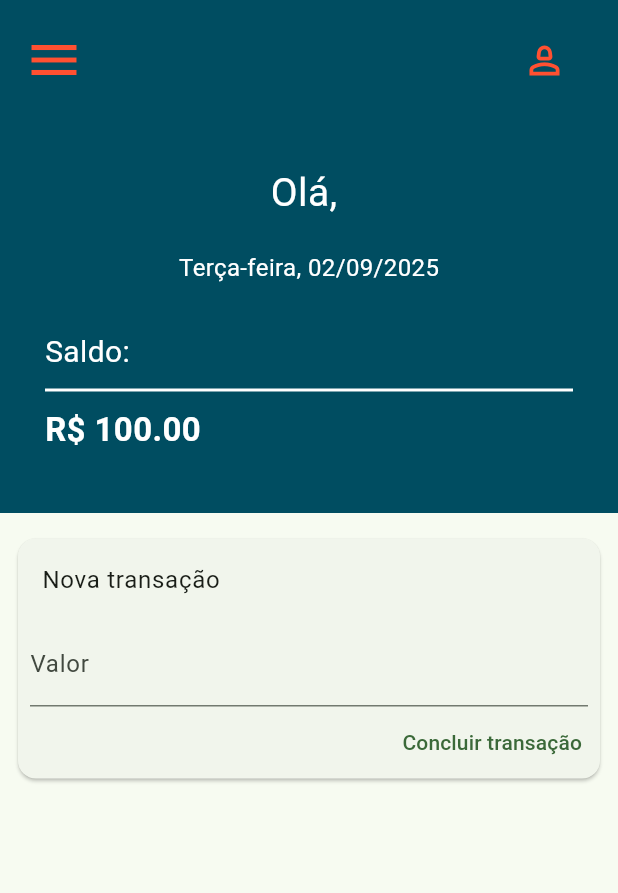
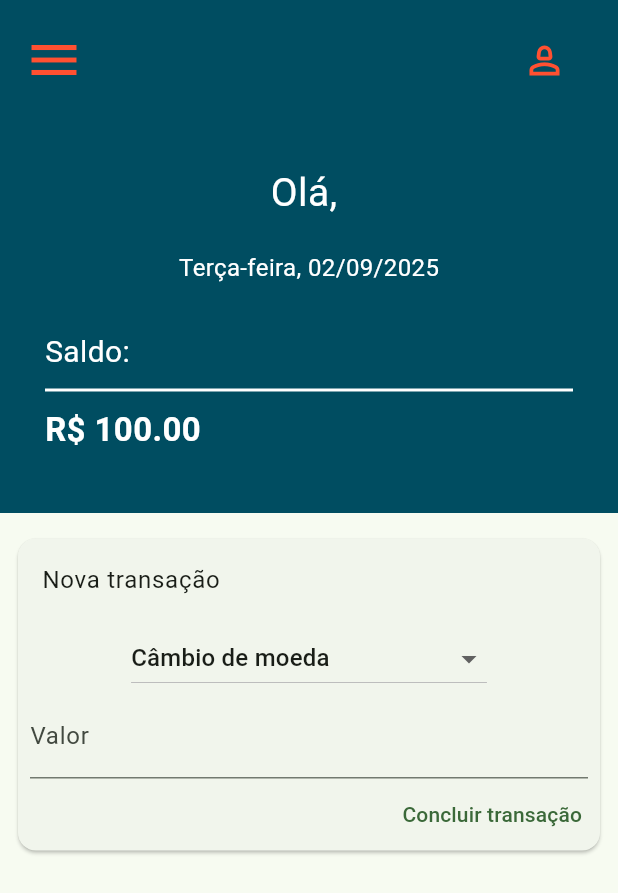
Before and after one commit to coelhoadler/pos-fiap-FRNT-TC-financeiro-mobile, a Flutter app: the DashboardScreen screen opened by its route, on a phone screen of 412 x 824 dp. Shown: the top 893 px of the screen. Run offline on Flutter 3.47's test engine with Material 3 defaults, Android fonts, the phone set to English and light mode, and no system bars; our stand-ins replace firebase_auth, firebase_core, firebase_storage, flutter_multi_formatter, image_picker; accounts and stored records are empty.

Commit message:
feat: add dropdown for transaction type selection in NewTransferScreen

```diff
--- a/lib/components/screens/dashboard/new_transfer/new_transfer.dart
+++ b/lib/components/screens/dashboard/new_transfer/new_transfer.dart
@@ -10,6 +10,7 @@ class NewTransferScreen extends StatefulWidget {
 
 class _NewTransferScreenState extends State<NewTransferScreen> {
   final TextEditingController _valueController = TextEditingController();
+  String selectedValue = 'Câmbio de moeda';
 
   @override
   Widget build(BuildContext context) {
@@ -21,6 +22,25 @@ class _NewTransferScreenState extends State<NewTransferScreen> {
             mainAxisSize: MainAxisSize.min,
             children: <Widget>[
               const ListTile(title: Text('Nova transação')),
+              DropdownButton<String>(
+                value: selectedValue,
+                items:
+                    <String>[
+                      'Câmbio de moeda',
+                      'DOC/TED',
+                      'Empréstimo e Financiamento',
+                    ].map<DropdownMenuItem<String>>((String value) {
+                      return DropdownMenuItem<String>(
+                        value: value,
+                        child: Text(value),
+                      );
+                    }).toList(),
+                onChanged: (String? newValue) {
+                  setState(() {
+                    selectedValue = newValue!;
+                  });
+                },
+              ),
               Padding(
                 padding: const EdgeInsets.symmetric(horizontal: 8.0),
                 child: TextField(
```
